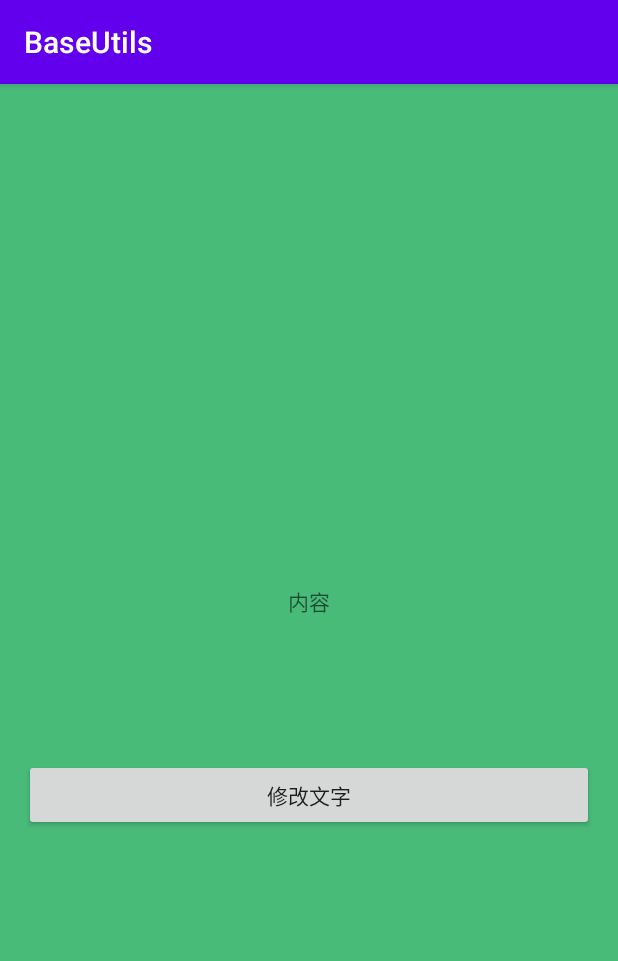
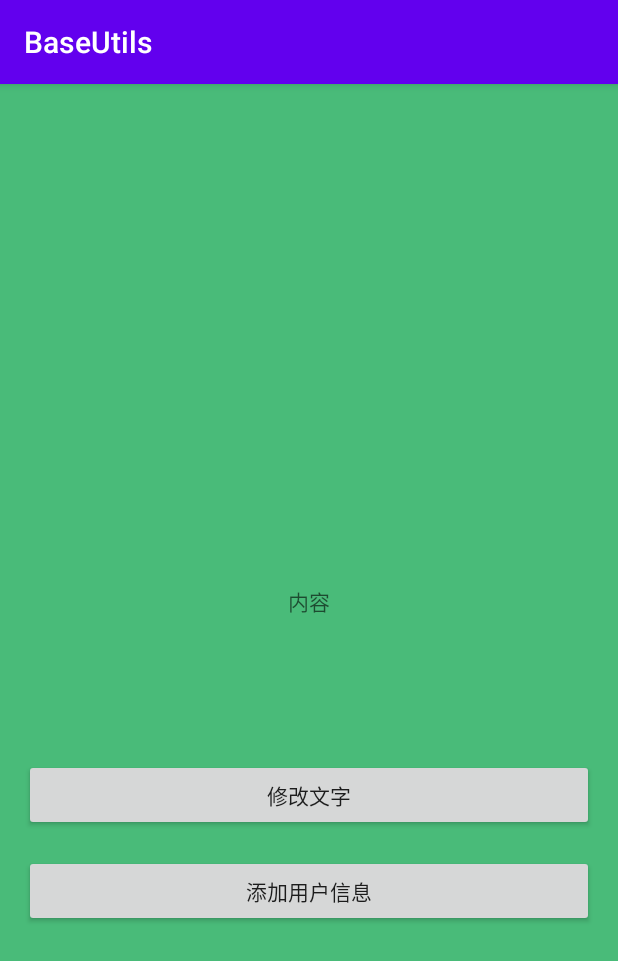
Before and after one commit to yanchengdeng/BaseUtils, an Android app: the LiveDataActivity screen opened directly, with no data from a screen before it, on a phone screen of 412 x 824 dp. Shown: the top 961 px of the screen. Run offline under Robolectric (Android 15) with nearby library versions, the phone set to English and light mode, and no system bars; our stand-ins replace Room's generated code; libraries missing offline, so code that uses them is left out: com.blankj.utilcode; 3 statements that could not run were skipped.

Commit message:
livedata  workmanager  梳理

```diff
--- a/app/src/main/AndroidManifest.xml
+++ b/app/src/main/AndroidManifest.xml
@@ -19,8 +19,9 @@
         android:roundIcon="@mipmap/ic_launcher_round"
         android:supportsRtl="true"
         android:theme="@style/AppTheme">
-        <activity
-            android:name=".WelcomeActivity" />
+        <activity android:name=".workmanager.WorkManagerActivity"></activity>
+        <activity android:name=".databind.BaseDataBindActivity" />
+        <activity android:name=".WelcomeActivity" />
         <activity android:name=".room.RoomActivity" />
         <activity android:name=".coroutine.CoroutineActivity" />
         <activity
--- a/app/src/main/java/deng/yc/baseutils/livedata/LiveDataActivity.kt
+++ b/app/src/main/java/deng/yc/baseutils/livedata/LiveDataActivity.kt
@@ -1,13 +1,14 @@
 package deng.yc.baseutils.livedata
 
+import android.os.Bundle
+import androidx.activity.viewModels
 import androidx.appcompat.app.AppCompatActivity
-import android.os.Bundle
-import android.view.View
-import androidx.activity.viewModels
-import androidx.lifecycle.Observer
+import androidx.lifecycle.*
 import deng.yc.baseutils.R
+import deng.yc.baseutils.room.User
+import deng.yc.baseutils.room.UsersDatabase
 import kotlinx.android.synthetic.main.activity_live_data.*
-import kotlin.random.Random
+import kotlinx.coroutines.launch
 
 /**
  *
@@ -26,27 +27,105 @@ import kotlin.random.Random
 class LiveDataActivity : AppCompatActivity() {
 
     // from the activity-ktx artifact
-    private val model : NameViewModel by viewModels()
+    private lateinit var model : NameViewModel
     override fun onCreate(savedInstanceState: Bundle?) {
         super.onCreate(savedInstanceState)
         setContentView(R.layout.activity_live_data)
 
-        val nameObserver = Observer<String>{
-            tv_name.text = it.toString()
+
+        lifecycleScope.launch {
 
         }
 
-        model.currentName.observe(this,nameObserver)
+        model =  NameViewModel(UsersDatabase.getInstance(this).userDao())
+
+
+        model.currentName.observe(this,Observer {
+            tv_name.text = it.toString()
+
+        })
+
+
+        model.findUsers().observe(this,Observer<List<User>> {
+            tv_contents.text = it.joinToString { item ->"用户信息 \n $item \n"  }
+        })
 
 
 
+        Transformations.map(model.findUsers()){
+            user -> "${user.get(0)}"
+        }
+
+        val modles =model.findUser("23")
+
+
+        val stringLiveData = Transformations.map(
+            modles
+        ) { user: User -> user.mUserName + user.nickname }
+
         btn_click.setOnClickListener {
             val datas = (Math.random()*1000).toInt().toString()
-            model.currentName.postValue(datas )
+            //
+//            model.currentName.postValue(datas )
+            /***
+             * 您必须调用 setValue(T) 方法以从主线程更新 LiveData 对象。
+             * 如果在 worker 线程中执行代码，则您可以改用 postValue(T) 方法来更新 LiveData 对象。
+             */
+            model.currentName.value = "你好世界"
 
-            tv_contents.text = model.currentName.value
+            Thread.currentThread().name
+
+//            tv_contents.text = model.currentName.value
         }
+
+        bnt_add_user.setOnClickListener {
+            model.addUser(User(mUserName = "一个小孩",nickname = "心儿"))
+        }
+
+
+
+
+
+        //测试   Transformations
+        val  strLivedata= MutableLiveData<String>()
+
+        strLivedata.value = "hha fs"
+
+        val addStr : LiveData<String> =Transformations.map(strLivedata, ::yourFun)
+
+
+
+
+
+        val listDatas = listOf("A","B","C","d","f")
+      val mapsDatas =   listDatas.map {
+            it.toUpperCase()
+        }
+
+        /**
+         * 双引号 表示 直接可以引用一个function 作为参数
+         */
+        println(listDatas.mapIndexedNotNull(::mapindexFuction))
+
+
+
+        println(listDatas)
+        println(mapsDatas)
+
+
     }
 
 
+    private fun mapindexFuction(index :Int,str: String) : String{
+        return "$index + $str"
+    }
+
+    private fun yourFun(str:String)="新${str}被添加到数据库中"
+
+
+
+
+
+
+
 }
--- a/app/src/main/java/deng/yc/baseutils/livedata/NameViewModel.kt
+++ b/app/src/main/java/deng/yc/baseutils/livedata/NameViewModel.kt
@@ -1,7 +1,11 @@
 package deng.yc.baseutils.livedata
 
+import androidx.lifecycle.LiveData
 import androidx.lifecycle.MutableLiveData
 import androidx.lifecycle.ViewModel
+import deng.yc.baseutils.room.User
+import deng.yc.baseutils.room.UserDAO
+import deng.yc.baseutils.room.UsersDatabase
 import kotlin.Lazy as lazy
 
 /**
@@ -11,11 +15,30 @@ import kotlin.Lazy as lazy
  *@Describe ：
  **/
 
-class NameViewModel : ViewModel(){
+class NameViewModel(private val userDAO: UserDAO) : ViewModel(){
 
+//    private val userDAO = dao
 
     //创建一个字符串类型的 LiveData
     val currentName :MutableLiveData<String> by lazy{
         MutableLiveData<String>()
     }
+
+    val user : MutableLiveData<User> by lazy {
+        MutableLiveData<User>()
+    }
+
+
+    fun findUsers() : LiveData<List<User>>{
+        return userDAO.getUsers()
+    }
+
+    fun  addUser(user: User){
+        userDAO.insertUser(user)
+    }
+
+
+    fun  findUser(id :String) : LiveData<User>{
+       return userDAO.getUserById(id)
+    }
 }
--- a/app/src/main/java/deng/yc/baseutils/room/RoomActivity.kt
+++ b/app/src/main/java/deng/yc/baseutils/room/RoomActivity.kt
@@ -36,7 +36,7 @@ class RoomActivity : AppCompatActivity() {
             //添加一条数据
             val listDatas = dao.getUserById(et_name.editableText.toString())
 
-            tv_contents.text = listDatas.joinToString { "用户信息 \n $it \n" }
+            tv_contents.text = listDatas.value?.toString()
 
         }
 
@@ -54,6 +54,7 @@ class RoomActivity : AppCompatActivity() {
 
     private fun setTextContents() {
         val listDatas = dao.getUsers()
-        tv_contents.text = listDatas.joinToString { "用户信息:\n $it \n" }
+        //fixme  这里的  liveData 。value 无数据
+        tv_contents.text = listDatas.value?.joinToString { "用户信息:\n $it \n" }
     }
 }
--- a/app/src/main/java/deng/yc/baseutils/room/UserDAO.kt
+++ b/app/src/main/java/deng/yc/baseutils/room/UserDAO.kt
@@ -1,5 +1,6 @@
 package deng.yc.baseutils.room
 
+import androidx.lifecycle.LiveData
 import androidx.room.*
 
 /**
@@ -14,7 +15,7 @@ import androidx.room.*
 interface UserDAO {
 
     @Query("SELECT * FROM users")
-    fun getUsers():List<User>
+    fun getUsers():LiveData<List<User>>
 
 
     @Insert(onConflict = OnConflictStrategy.REPLACE)
@@ -22,7 +23,7 @@ interface UserDAO {
 
 
     @Query("select * from users where username = :name")
-    fun getUserById(name: String): List<User>
+    fun getUserById(name: String): LiveData<User>
 
 
     @Query("DELETE  FROM users")
--- a/app/src/main/res/layout/activity_live_data.xml
+++ b/app/src/main/res/layout/activity_live_data.xml
@@ -7,15 +7,22 @@
     tools:context=".livedata.LiveDataActivity">
 
 
-
+<androidx.core.widget.NestedScrollView
+    android:id="@+id/scroll_content"
+    android:layout_width="match_parent"
+    app:layout_constraintLeft_toLeftOf="parent"
+    app:layout_constraintRight_toRightOf="parent"
+    android:textColor="@android:color/holo_red_dark"
+    app:layout_constraintBottom_toTopOf="@+id/tv_name"
+    android:layout_height="wrap_content">
     <TextView
         android:id="@+id/tv_contents"
         android:layout_width="wrap_content"
-        app:layout_constraintLeft_toLeftOf="parent"
-        app:layout_constraintRight_toRightOf="parent"
         android:textColor="@android:color/holo_red_dark"
-        app:layout_constraintBottom_toTopOf="@+id/tv_name"
         android:layout_height="wrap_content"/>
+
+</androidx.core.widget.NestedScrollView>
+
 
 
     <TextView
@@ -26,7 +33,7 @@
         app:layout_constraintTop_toTopOf="parent"
         android:hint="内容"
         app:layout_constraintBottom_toBottomOf="parent"
-        android:layout_height="100dp"></TextView>
+        android:layout_height="100dp"/>
 
 
 
@@ -39,6 +46,19 @@
         app:layout_constraintRight_toRightOf="parent"
         app:layout_constraintTop_toBottomOf="@+id/tv_name"
         android:layout_width="match_parent"
-        android:layout_height="wrap_content"></Button>
+        android:layout_height="wrap_content"/>
+
+
+    <Button
+        android:id="@+id/bnt_add_user"
+        android:layout_width="match_parent"
+        android:layout_height="wrap_content"
+        android:text="添加用户信息"
+        android:layout_margin="16dp"
+        app:layout_constraintLeft_toLeftOf="parent"
+        app:layout_constraintRight_toRightOf="parent"
+        app:layout_constraintTop_toBottomOf="@+id/btn_click"
+        />
+
 
 </androidx.constraintlayout.widget.ConstraintLayout>
--- a/build.gradle
+++ b/build.gradle
@@ -2,6 +2,7 @@
 
 buildscript {
     ext.kotlin_version = '1.3.71'
+    ext.koin_version = '2.1.6'
     repositories {
         google()
         jcenter()
@@ -14,6 +15,7 @@ buildscript {
         classpath 'com.android.tools.build:gradle:3.6.2'
         classpath "org.jetbrains.kotlin:kotlin-gradle-plugin:$kotlin_version"
         classpath  "org.jetbrains.kotlin:kotlin-allopen:$kotlin_version"
+        classpath "org.koin:koin-gradle-plugin:$koin_version"
 
         // NOTE: Do not place your application dependencies here; they belong
         // in the individual module build.gradle files
@@ -37,4 +39,7 @@ task clean(type: Delete) {
 
 ext {
     roomVersion = '2.2.5'
+    koin_version = '2.1.6'
+    work_version = "2.3.4"
+
 }
```
Also changed, not shown: app/build.gradle (+19 -0 lines), app/src/main/java/deng/yc/baseutils/FirstFragment.kt (+22 -0 lines), app/src/main/java/deng/yc/baseutils/MainActivity.kt (+11 -3 lines), app/src/main/java/deng/yc/baseutils/databind/BaseDataBindActivity.kt (added, +19 -0 lines), app/src/main/java/deng/yc/baseutils/databind/DataBindActivity.kt (+11 -6 lines), app/src/main/java/deng/yc/baseutils/livedata/Test.java (added, +52 -0 lines), app/src/main/java/deng/yc/baseutils/workmanager/UploadWorker.kt (added, +76 -0 lines), app/src/main/java/deng/yc/baseutils/workmanager/WorkManagerActivity.kt (added, +61 -0 lines), app/src/main/res/layout/activity_base_data_bind.xml (added, +9 -0 lines), app/src/main/res/layout/activity_main.xml (+10 -0 lines), app/src/main/res/layout/activity_work_manager.xml (added, +19 -0 lines), 1 other file.
